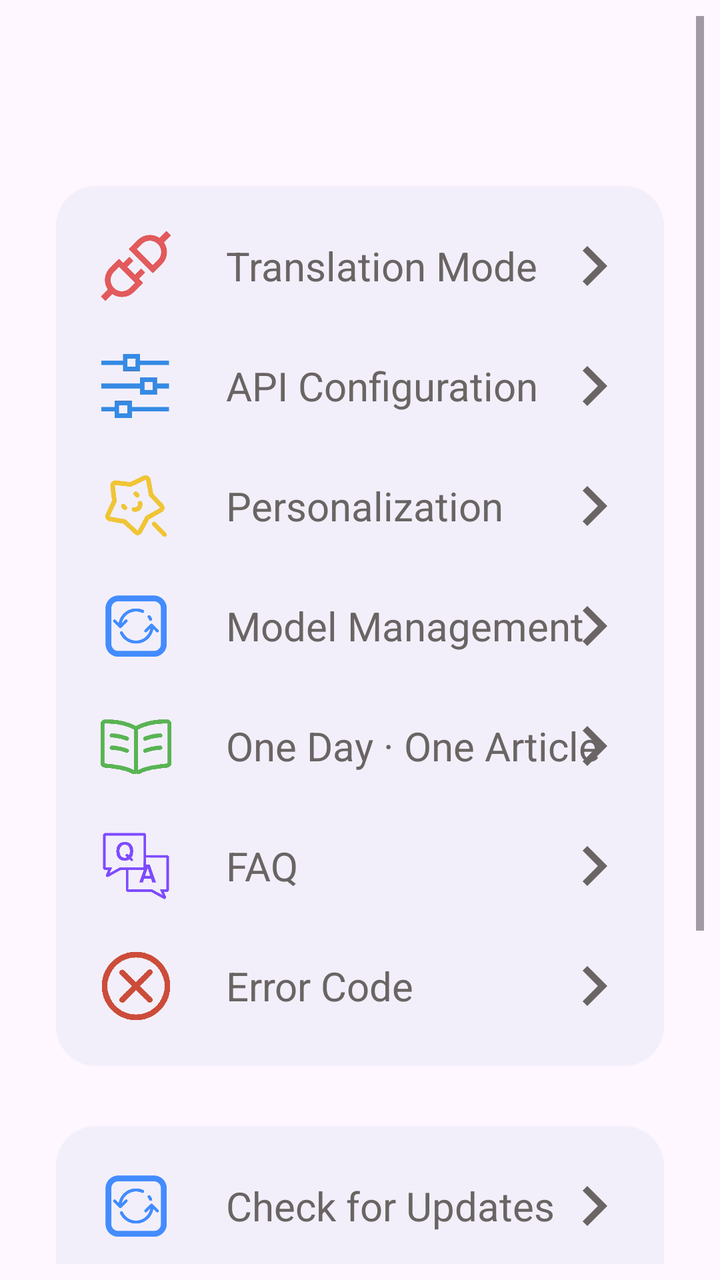
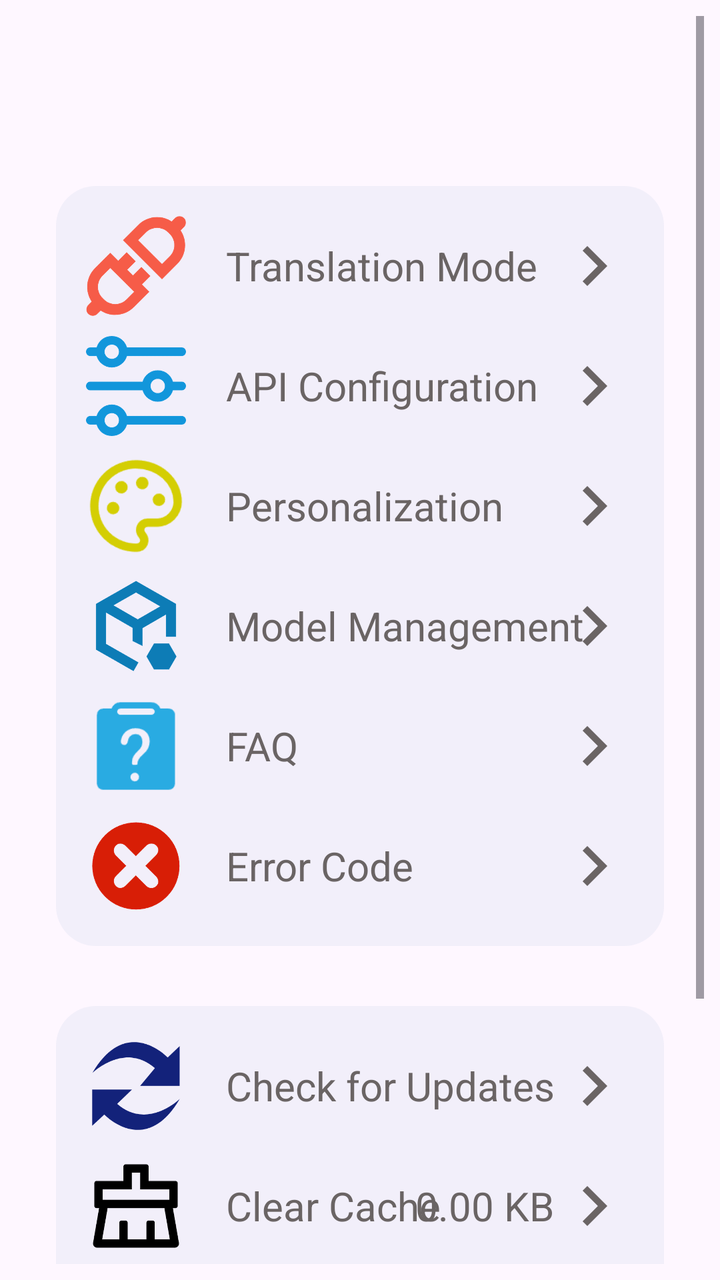

Two renders of the same Android screen: before a commit and after it. Below are the layout's source before the change and the commit's diff.
<!-- AndroidManifest.xml: application theme Theme.MT -->
<!-- res/layout/fragment_about_me.xml -->
<?xml version="1.0" encoding="utf-8"?>
<ScrollView xmlns:android="http://schemas.android.com/apk/res/android"
    xmlns:app="http://schemas.android.com/apk/res-auto"
    xmlns:tools="http://schemas.android.com/tools"
    android:id="@+id/constrainLayout"
    android:layout_width="match_parent"
    android:layout_height="match_parent"
    android:padding="8dp"
    tools:context=".me.AboutMe" >

    <androidx.constraintlayout.widget.ConstraintLayout
        android:layout_width="match_parent"
        android:layout_height="wrap_content"
        app:layout_constraintBottom_toBottomOf="parent"
        app:layout_constraintEnd_toEndOf="parent"
        app:layout_constraintStart_toStartOf="parent"
        app:layout_constraintTop_toTopOf="parent">

        <LinearLayout
            android:id="@+id/lin1"
            android:layout_width="match_parent"
            android:layout_height="wrap_content"
            android:layout_marginStart="20dp"
            android:layout_marginTop="85dp"
            android:layout_marginEnd="20dp"
            android:background="@drawable/setting_shape"
            android:orientation="vertical"
            android:padding="15dp"
            app:layout_constraintEnd_toEndOf="parent"
            app:layout_constraintStart_toStartOf="parent"
            app:layout_constraintTop_toTopOf="parent">

            <RelativeLayout
                android:background="?attr/selectableItemBackground"
                android:clickable="true"
                android:id="@+id/translate_mode_btn"
                android:layout_width="match_parent"
                android:layout_height="wrap_content">

                <ImageView
                    android:id="@+id/apiselect"
                    android:layout_width="50dp"
                    android:layout_height="50dp"
                    android:src="@drawable/apiicon" />

                <TextView
                    android:layout_width="wrap_content"
                    android:layout_height="wrap_content"
                    android:layout_centerVertical="true"
                    android:layout_marginStart="20dp"
                    android:layout_toEndOf="@id/apiselect"
                    android:text="@string/translation_mode"
                    android:textColor="#6A6464"
                    android:textSize="20sp" />

                <ImageView
                    android:layout_width="40dp"
                    android:layout_height="40dp"
                    android:layout_alignParentEnd="true"
                    android:layout_centerVertical="true"
                    android:src="@drawable/righticon" />
            </RelativeLayout>

            <RelativeLayout
                android:background="?attr/selectableItemBackground"
                android:clickable="true"
                android:id="@+id/api_config_btn"
                android:layout_width="match_parent"
                android:layout_height="wrap_content"
                android:layout_marginTop="10dp">

                <ImageView
                    android:id="@+id/apiset"
                    android:layout_width="50dp"
                    android:layout_height="50dp"
                    android:src="@drawable/apiset" />

                <TextView
                    android:layout_width="wrap_content"
                    android:layout_height="wrap_content"
                    android:layout_centerVertical="true"
                    android:layout_marginStart="20dp"
                    android:layout_toEndOf="@id/apiset"
                    android:text="@string/api_configuration"
                    android:textColor="#6A6464"
                    android:textSize="20sp" />

                <ImageView
                    android:layout_width="40dp"
                    android:layout_height="40dp"
                    android:layout_alignParentEnd="true"
                    android:layout_centerVertical="true"
                    android:src="@drawable/righticon" />
            </RelativeLayout>

            <RelativeLayout
                android:background="?attr/selectableItemBackground"
                android:clickable="true"
                android:id="@+id/personalization_btn"
                android:layout_width="match_parent"
                android:layout_height="wrap_content"
                android:layout_marginTop="10dp">

                <ImageView
                    android:id="@+id/themeset"
                    android:layout_width="50dp"
                    android:layout_height="50dp"
                    android:src="@drawable/personalization" />

                <TextView
                    android:layout_width="wrap_content"
                    android:layout_height="wrap_content"
                    android:layout_centerVertical="true"
                    android:layout_marginStart="20dp"
                    android:layout_toEndOf="@id/themeset"
                    android:text="@string/personalization_setting"
                    android:textColor="#6A6464"
                    android:textSize="20sp" />

                <ImageView
                    android:layout_width="40dp"
                    android:layout_height="40dp"
                    android:layout_alignParentEnd="true"
                    android:layout_centerVertical="true"
                    android:src="@drawable/righticon" />
            </RelativeLayout>

            <RelativeLayout
                android:background="?attr/selectableItemBackground"
                android:clickable="true"
                android:id="@+id/model_management_btn"
                android:layout_width="match_parent"
                android:layout_height="wrap_content"
                android:layout_marginTop="10dp">

                <ImageView
                    android:id="@+id/modelicon"
                    android:layout_width="50dp"
                    android:layout_height="50dp"
                    android:src="@drawable/update"/>

                <TextView
                    android:layout_width="wrap_content"
                    android:layout_height="wrap_content"
                    android:layout_centerVertical="true"
                    android:layout_marginStart="20dp"
                    android:layout_toEndOf="@id/modelicon"
                    android:text="@string/model_management"
                    android:textColor="#6A6464"
                    android:textSize="20sp"/>

                <ImageView
                    android:layout_width="40dp"
                    android:layout_height="40dp"
                    android:layout_alignParentEnd="true"
                    android:layout_centerVertical="true"
                    android:src="@drawable/righticon"/>
            </RelativeLayout>

            <RelativeLayout
                android:background="?attr/selectableItemBackground"
                android:clickable="true"
                android:id="@+id/read_btn"
                android:layout_width="match_parent"
                android:layout_height="wrap_content"
                android:layout_marginTop="10dp">

                <ImageView
                    android:id="@+id/read"
                    android:layout_width="50dp"
                    android:layout_height="50dp"
                    android:src="@drawable/read" />

                <TextView
                    android:layout_width="wrap_content"
                    android:layout_height="wrap_content"
                    android:layout_centerVertical="true"
                    android:layout_marginStart="20dp"
                    android:layout_toEndOf="@id/read"
                    android:text="@string/article_page"
                    android:textColor="#6A6464"
                    android:textSize="20sp" />

                <ImageView
                    android:layout_width="40dp"
                    android:layout_height="40dp"
                    android:layout_alignParentEnd="true"
                    android:layout_centerVertical="true"
                    android:src="@drawable/righticon" />
            </RelativeLayout>

            <RelativeLayout
                android:background="?attr/selectableItemBackground"
                android:clickable="true"
                android:id="@+id/faq_btn"
                android:layout_width="match_parent"
                android:layout_height="wrap_content"
                android:layout_marginTop="10dp">

                <ImageView
                    android:id="@+id/faq"
                    android:layout_width="50dp"
                    android:layout_height="50dp"
                    android:src="@drawable/faq" />

                <TextView
                    android:layout_width="wrap_content"
                    android:layout_height="wrap_content"
                    android:layout_centerVertical="true"
                    android:layout_marginStart="20dp"
                    android:layout_toEndOf="@id/faq"
                    android:text="@string/faq_title"
                    android:textColor="#6A6464"
                    android:textSize="20sp" />

                <ImageView
                    android:layout_width="40dp"
                    android:layout_height="40dp"
                    android:layout_alignParentEnd="true"
                    android:layout_centerVertical="true"
                    android:src="@drawable/righticon" />
            </RelativeLayout>

            <RelativeLayout
                android:background="?attr/selectableItemBackground"
                android:clickable="true"
                android:id="@+id/error_code_btn"
                android:layout_width="match_parent"
                android:layout_height="wrap_content"
                android:layout_marginTop="10dp">

                <ImageView
                    android:id="@+id/errcode"
                    android:layout_width="50dp"
                    android:layout_height="50dp"
                    android:src="@drawable/errorcode" />

                <TextView
                    android:layout_width="wrap_content"
                    android:layout_height="wrap_content"
                    android:layout_centerVertical="true"
                    android:layout_marginStart="20dp"
                    android:layout_toEndOf="@id/errcode"
                    android:text="@string/error_code"
                    android:textColor="#6A6464"
                    android:textSize="20sp" />

                <ImageView
                    android:layout_width="40dp"
                    android:layout_height="40dp"
                    android:layout_alignParentEnd="true"
                    android:layout_centerVertical="true"
                    android:src="@drawable/righticon" />
            </RelativeLayout>
        </LinearLayout>

        <LinearLayout
            android:id="@+id/lin2"
            android:layout_width="match_parent"
            android:layout_height="wrap_content"
            android:layout_marginStart="20dp"
            android:layout_marginTop="30dp"
            android:layout_marginEnd="20dp"
            android:background="@drawable/setting_shape"
            android:orientation="vertical"
            android:padding="15dp"
            app:layout_constraintEnd_toEndOf="parent"
            app:layout_constraintStart_toStartOf="parent"
            app:layout_constraintTop_toBottomOf="@+id/lin1">

            <RelativeLayout
                android:background="?attr/selectableItemBackground"
                android:clickable="true"
                android:id="@+id/update_btn"
                android:layout_width="match_parent"
                android:layout_height="wrap_content">

                <ImageView
                    android:id="@+id/update"
                    android:layout_width="50dp"
                    android:layout_height="50dp"
                    android:src="@drawable/update"/>

                <TextView
                    android:layout_width="wrap_content"
                    android:layout_height="wrap_content"
                    android:layout_centerVertical="true"
                    android:layout_marginStart="20dp"
                    android:layout_toEndOf="@id/update"
                    android:text="@string/check_update"
                    android:textColor="#6A6464"
                    android:textSize="20sp"/>

                <ImageView
                    android:layout_width="40dp"
                    android:layout_height="40dp"
                    android:layout_alignParentEnd="true"
                    android:layout_centerVertical="true"
                    android:src="@drawable/righticon"/>
            </RelativeLayout>

            <RelativeLayout
                android:background="?attr/selectableItemBackground"
                android:clickable="true"
                android:id="@+id/clean_btn"
                android:layout_width="match_parent"
                android:layout_height="wrap_content"
                android:layout_marginTop="10dp">

                <ImageView
                    android:id="@+id/clean"
                    android:layout_width="50dp"
                    android:layout_height="50dp"
                    android:src="@drawable/clean" />

                <TextView
                    android:layout_width="wrap_content"
                    android:layout_height="wrap_content"
                    android:layout_centerVertical="true"
                    android:layout_marginStart="20dp"
                    android:layout_toEndOf="@id/clean"
                    android:text="@string/clear_cache"
                    android:textColor="#6A6464"
                    android:textSize="20sp" />

                <TextView
                    android:id="@+id/cachesize"
                    android:layout_width="wrap_content"
                    android:layout_height="wrap_content"
                    android:layout_centerVertical="true"
                    android:layout_toStartOf="@id/cleanpic"
                    android:text="0.00 KB"
                    android:textColor="#6A6464"
                    android:textSize="20sp" />

                <ImageView
                    android:id="@+id/cleanpic"
                    android:layout_width="40dp"
                    android:layout_height="40dp"
                    android:layout_alignParentEnd="true"
                    android:layout_centerVertical="true"
                    android:src="@drawable/righticon" />
            </RelativeLayout>

            <RelativeLayout
                android:background="?attr/selectableItemBackground"
                android:clickable="true"
                android:id="@+id/developer_btn"
                android:layout_width="match_parent"
                android:layout_height="wrap_content"
                android:layout_marginTop="10dp">

                <ImageView
                    android:id="@+id/developer"
                    android:layout_width="50dp"
                    android:layout_height="50dp"
                    android:src="@drawable/develop"/>

                <TextView
                    android:layout_width="wrap_content"
                    android:layout_height="wrap_content"
                    android:layout_centerVertical="true"
                    android:layout_marginStart="20dp"
                    android:layout_toEndOf="@id/developer"
                    android:text="@string/about_page"
                    android:textColor="#6A6464"
                    android:textSize="20sp"/>

                <ImageView
                    android:layout_width="40dp"
                    android:layout_height="40dp"
                    android:layout_alignParentEnd="true"
                    android:layout_centerVertical="true"
                    android:src="@drawable/righticon"/>
            </RelativeLayout>
        </LinearLayout>

        <LinearLayout
            android:layout_width="match_parent"
            android:layout_height="wrap_content"
            android:layout_marginStart="20dp"
            android:layout_marginTop="30dp"
            android:layout_marginEnd="20dp"
            android:background="@drawable/setting_shape"
            android:orientation="vertical"
            android:padding="15dp"
            app:layout_constraintEnd_toEndOf="parent"
            app:layout_constraintStart_toStartOf="parent"
            app:layout_constraintTop_toBottomOf="@+id/lin2">

            <RelativeLayout
                android:background="?attr/selectableItemBackground"
                android:clickable="true"
                android:id="@+id/view_logs_btn"
                android:layout_width="match_parent"
                android:layout_height="wrap_content">

                <ImageView
                    android:id="@+id/logicon"
                    android:layout_width="50dp"
                    android:layout_height="50dp"
                    android:src="@drawable/log_icon"/>

                <TextView
                    android:layout_width="wrap_content"
                    android:layout_height="wrap_content"
                    android:layout_centerVertical="true"
                    android:layout_marginStart="20dp"
                    android:layout_toEndOf="@id/logicon"
                    android:text="@string/view_logs"
                    android:textColor="#6A6464"
                    android:textSize="20sp"/>

                <ImageView
                    android:layout_width="40dp"
                    android:layout_height="40dp"
                    android:layout_alignParentEnd="true"
                    android:layout_centerVertical="true"
                    android:src="@drawable/righticon"/>
            </RelativeLayout>
        </LinearLayout>

    </androidx.constraintlayout.widget.ConstraintLayout>

</ScrollView>
<!-- resources referenced by this layout -->
<resources>
  <!-- drawable apiicon: png bitmap (drawable, 21030 bytes) -->
  <!-- drawable apiset: png bitmap (drawable, 5247 bytes) -->
  <!-- drawable clean: png bitmap (drawable, 7503 bytes) -->
  <!-- drawable develop: png bitmap (drawable, 6352 bytes) -->
  <!-- drawable errorcode: png bitmap (drawable, 25848 bytes) -->
  <!-- drawable faq: png bitmap (drawable, 26731 bytes) -->
  <!-- drawable log_icon (drawable) -->
  <vector xmlns:android="http://schemas.android.com/apk/res/android"
      android:width="24dp"
      android:height="24dp"
      android:viewportWidth="24"
      android:viewportHeight="24"
      android:tint="#55AEEA">
      <path
          android:fillColor="@android:color/white"
          android:pathData="M14,2H6C4.9,2 4,2.9 4,4v16c0,1.1 0.9,2 2,2h12c1.1,0 2,-0.9 2,-2V8L14,2zM6,20V4h7v5h5v11H6zM8,15.01V17h2v-2h2v-2h-2v-2H8v2H6v2h2z"/>
  </vector>
  <!-- drawable personalization: png bitmap (drawable, 22321 bytes) -->
  <!-- drawable read: png bitmap (drawable, 16286 bytes) -->
  <!-- drawable righticon (drawable) -->
  <vector android:height="24dp" android:tint="#6A6464"
      android:viewportHeight="24" android:viewportWidth="24"
      android:width="24dp" xmlns:android="http://schemas.android.com/apk/res/android">
      <path android:fillColor="@android:color/white" android:pathData="M10,6L8.59,7.41 13.17,12l-4.58,4.59L10,18l6,-6z"/>
  </vector>
  <!-- drawable setting_shape (drawable) -->
  <?xml version="1.0" encoding="utf-8"?>
  <shape xmlns:android="http://schemas.android.com/apk/res/android"
      android:shape="rectangle">
      <solid android:color="#1A8EA4CA">
  
      </solid>
      <corners android:radius="20dp">
  
      </corners>
  </shape>
  <!-- drawable update: png bitmap (drawable, 20743 bytes) -->
  <string name="about_page">About</string>
  <string name="api_configuration">API Configuration</string>
  <string name="article_page">One Day · One Article</string>
  <string name="check_update">Check for Updates</string>
  <string name="clear_cache">Clear Cache</string>
  <string name="error_code">Error Code</string>
  <string name="faq_title">FAQ</string>
  <string name="model_management">Model Management</string>
  <string name="personalization_setting">Personalization</string>
  <string name="translation_mode">Translation Mode</string>
  <string name="view_logs">View Logs</string>
  <style name="Theme.MT" parent="Base.Theme.MT">
          
          <item name="android:navigationBarColor">@android:color/transparent</item>
          <item name="android:statusBarColor">@android:color/transparent</item>
          <item name="android:windowLightStatusBar">?attr/isLightTheme</item>
      </style>
  <style name="Base.Theme.MT" parent="Theme.Material3.Light.NoActionBar">
          <item name="colorPrimary">#55AEEA</item>
          <item name="android:navigationBarColor">
              @android:color/transparent
          </item>
          <item name="android:enforceNavigationBarContrast">false</item>
          <item name="android:enforceStatusBarContrast">false</item>
      </style>
</resources>

<!-- the commit's change to res/layout/fragment_about_me.xml (unified diff, before → after) -->
@@ -41,6 +41,7 @@
                     android:id="@+id/apiselect"
                     android:layout_width="50dp"
                     android:layout_height="50dp"
+                    android:layout_centerVertical="true"
                     android:src="@drawable/apiicon" />
 
                 <TextView
@@ -73,6 +74,7 @@
                     android:id="@+id/apiset"
                     android:layout_width="50dp"
                     android:layout_height="50dp"
+                    android:layout_centerVertical="true"
                     android:src="@drawable/apiset" />
 
                 <TextView
@@ -105,6 +107,7 @@
                     android:id="@+id/themeset"
                     android:layout_width="50dp"
                     android:layout_height="50dp"
+                    android:layout_centerVertical="true"
                     android:src="@drawable/personalization" />
 
                 <TextView
@@ -137,7 +140,8 @@
                     android:id="@+id/modelicon"
                     android:layout_width="50dp"
                     android:layout_height="50dp"
-                    android:src="@drawable/update"/>
+                    android:layout_centerVertical="true"
+                    android:src="@drawable/model_manage"/>
 
                 <TextView
                     android:layout_width="wrap_content"
@@ -160,38 +164,6 @@
             <RelativeLayout
                 android:background="?attr/selectableItemBackground"
                 android:clickable="true"
-                android:id="@+id/read_btn"
-                android:layout_width="match_parent"
-                android:layout_height="wrap_content"
-                android:layout_marginTop="10dp">
-
-                <ImageView
-                    android:id="@+id/read"
-                    android:layout_width="50dp"
-                    android:layout_height="50dp"
-                    android:src="@drawable/read" />
-
-                <TextView
-                    android:layout_width="wrap_content"
-                    android:layout_height="wrap_content"
-                    android:layout_centerVertical="true"
-                    android:layout_marginStart="20dp"
-                    android:layout_toEndOf="@id/read"
-                    android:text="@string/article_page"
-                    android:textColor="#6A6464"
-                    android:textSize="20sp" />
-
-                <ImageView
-                    android:layout_width="40dp"
-                    android:layout_height="40dp"
-                    android:layout_alignParentEnd="true"
-                    android:layout_centerVertical="true"
-                    android:src="@drawable/righticon" />
-            </RelativeLayout>
-
-            <RelativeLayout
-                android:background="?attr/selectableItemBackground"
-                android:clickable="true"
                 android:id="@+id/faq_btn"
                 android:layout_width="match_parent"
                 android:layout_height="wrap_content"
@@ -201,6 +173,7 @@
                     android:id="@+id/faq"
                     android:layout_width="50dp"
                     android:layout_height="50dp"
+                    android:layout_centerVertical="true"
                     android:src="@drawable/faq" />
 
                 <TextView
@@ -233,6 +206,7 @@
                     android:id="@+id/errcode"
                     android:layout_width="50dp"
                     android:layout_height="50dp"
+                    android:layout_centerVertical="true"
                     android:src="@drawable/errorcode" />
 
                 <TextView
@@ -279,6 +253,7 @@
                     android:id="@+id/update"
                     android:layout_width="50dp"
                     android:layout_height="50dp"
+                    android:layout_centerVertical="true"
                     android:src="@drawable/update"/>
 
                 <TextView
@@ -311,6 +286,7 @@
                     android:id="@+id/clean"
                     android:layout_width="50dp"
                     android:layout_height="50dp"
+                    android:layout_centerVertical="true"
                     android:src="@drawable/clean" />
 
                 <TextView
@@ -354,7 +330,8 @@
                     android:id="@+id/developer"
                     android:layout_width="50dp"
                     android:layout_height="50dp"
-                    android:src="@drawable/develop"/>
+                    android:layout_centerVertical="true"
+                    android:src="@drawable/about_info"/>
 
                 <TextView
                     android:layout_width="wrap_content"
@@ -399,6 +376,7 @@
                     android:id="@+id/logicon"
                     android:layout_width="50dp"
                     android:layout_height="50dp"
+                    android:layout_centerVertical="true"
                     android:src="@drawable/log_icon"/>
 
                 <TextView
<!-- resource entries referenced after the edit -->
@@ -1,11 +1,11 @@
 <!-- resources referenced by this layout -->
 <resources>
-  <!-- drawable apiicon: png bitmap (drawable, 21030 bytes) -->
-  <!-- drawable apiset: png bitmap (drawable, 5247 bytes) -->
-  <!-- drawable clean: png bitmap (drawable, 7503 bytes) -->
-  <!-- drawable develop: png bitmap (drawable, 6352 bytes) -->
-  <!-- drawable errorcode: png bitmap (drawable, 25848 bytes) -->
-  <!-- drawable faq: png bitmap (drawable, 26731 bytes) -->
+  <!-- drawable about_info: png bitmap (drawable, 59130 bytes) -->
+  <!-- drawable apiicon: png bitmap (drawable, 78271 bytes) -->
+  <!-- drawable apiset: png bitmap (drawable, 56167 bytes) -->
+  <!-- drawable clean: png bitmap (drawable, 14432 bytes) -->
+  <!-- drawable errorcode: png bitmap (drawable, 52654 bytes) -->
+  <!-- drawable faq: png bitmap (drawable, 2396 bytes) -->
   <!-- drawable log_icon (drawable) -->
   <vector xmlns:android="http://schemas.android.com/apk/res/android"
       android:width="24dp"
@@ -17,8 +17,8 @@
           android:fillColor="@android:color/white"
           android:pathData="M14,2H6C4.9,2 4,2.9 4,4v16c0,1.1 0.9,2 2,2h12c1.1,0 2,-0.9 2,-2V8L14,2zM6,20V4h7v5h5v11H6zM8,15.01V17h2v-2h2v-2h-2v-2H8v2H6v2h2z"/>
   </vector>
-  <!-- drawable personalization: png bitmap (drawable, 22321 bytes) -->
-  <!-- drawable read: png bitmap (drawable, 16286 bytes) -->
+  <!-- drawable model_manage: png bitmap (drawable, 55974 bytes) -->
+  <!-- drawable personalization: png bitmap (drawable, 4404 bytes) -->
   <!-- drawable righticon (drawable) -->
   <vector android:height="24dp" android:tint="#6A6464"
       android:viewportHeight="24" android:viewportWidth="24"
@@ -36,10 +36,9 @@
   
       </corners>
   </shape>
-  <!-- drawable update: png bitmap (drawable, 20743 bytes) -->
+  <!-- drawable update: png bitmap (drawable, 10373 bytes) -->
   <string name="about_page">About</string>
   <string name="api_configuration">API Configuration</string>
-  <string name="article_page">One Day · One Article</string>
   <string name="check_update">Check for Updates</string>
   <string name="clear_cache">Clear Cache</string>
   <string name="error_code">Error Code</string>
